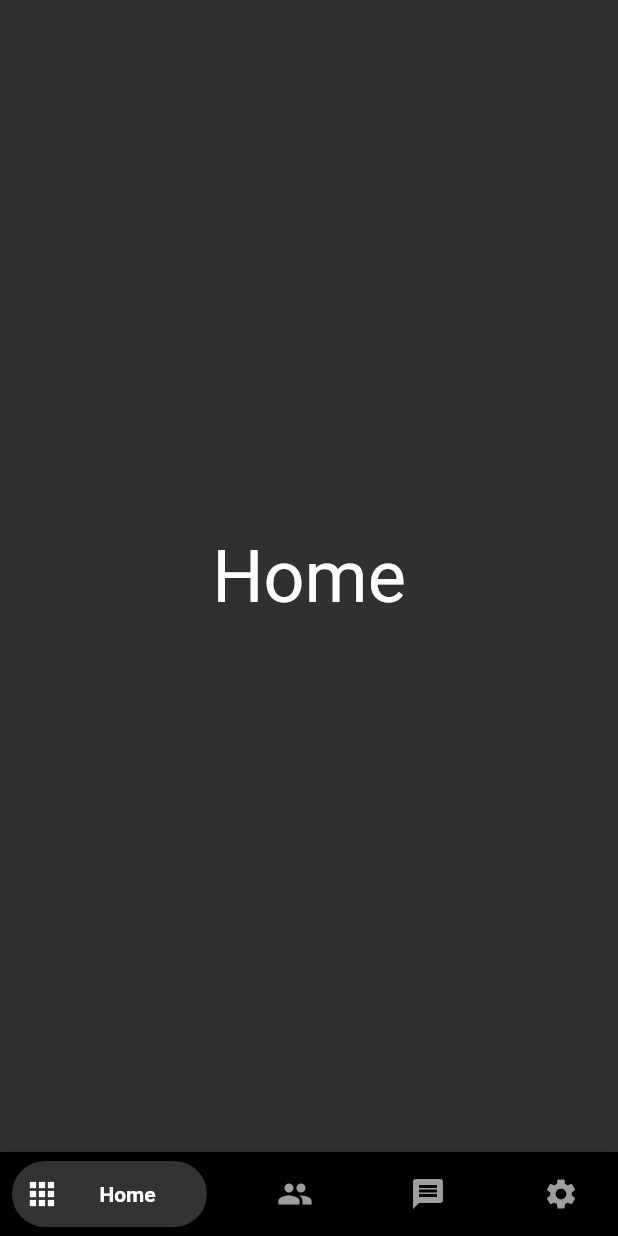
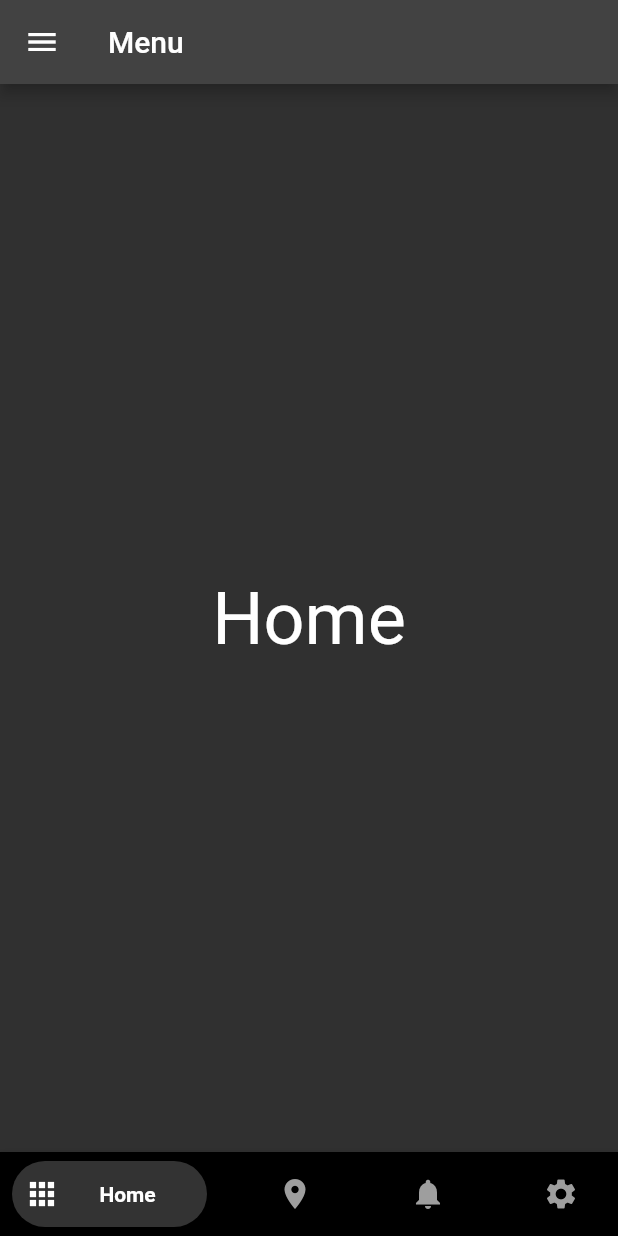
Before and after one commit to ImJimmyXD/proiect_dac, a Flutter app: the screen it shows after launch, on a phone screen of 412 x 824 dp. Run offline on Flutter 3.47's test engine with Material 2 defaults, Android fonts, the phone set to English and light mode, and no system bars; drawn by our look-alikes of bottom_navy_bar; our stand-ins replace flutter_map, geolocator, latlong2, wakelock.

Commit message:
ui + added map TODO: add current location

```diff
--- a/lib/main.dart
+++ b/lib/main.dart
@@ -1,16 +1,18 @@
 import 'package:flutter/material.dart';
 import 'package:proiect_dac/myapp/home_screen/home_page.dart';
+import 'package:wakelock/wakelock.dart';
 
-void main() => runApp(MyApp());
+void main() => runApp(const MyApp());
 
 class MyApp extends StatelessWidget {
   const MyApp({Key? key}) : super(key: key);
 
   @override
   Widget build(BuildContext context) {
+    Wakelock.enable();
     return MaterialApp(
       theme: ThemeData.dark(),
-      // home: const HomeScreen(),
+      // home: const MyHomePage(),
       home: const HomePage(),
     );
   }
--- a/lib/myapp/home_screen/home_page.dart
+++ b/lib/myapp/home_screen/home_page.dart
@@ -2,9 +2,9 @@ import 'package:bottom_navy_bar/bottom_navy_bar.dart';
 import 'package:flutter/cupertino.dart';
 import 'package:flutter/material.dart';
 import 'package:proiect_dac/myapp/home_screen/pages/home_page.dart';
+import 'package:proiect_dac/myapp/home_screen/pages/map_page.dart';
 import 'package:proiect_dac/myapp/home_screen/pages/messages_page.dart';
 import 'package:proiect_dac/myapp/home_screen/pages/settings_page.dart';
-import 'package:proiect_dac/myapp/home_screen/pages/users_page.dart';
 
 class HomePage extends StatefulWidget {
   const HomePage({Key? key}) : super(key: key);
@@ -19,8 +19,73 @@ class _HomePageState extends State<HomePage> {
   @override
   Widget build(BuildContext context) {
     return Scaffold(
+      appBar: AppBar(
+        title: const Text('Menu'),
+      ),
       body: buildPages(),
       bottomNavigationBar: buildBottomNavigationBar(),
+      drawer: SizedBox(
+        width: MediaQuery.of(context).size.width * 0.75,
+        child: Drawer(
+          child: ListView(
+            padding: EdgeInsets.zero,
+            children: <Widget>[
+              const UserAccountsDrawerHeader(
+                accountName: Text("Mona"),
+                accountEmail: Text("MonaLisa@gmail.com"),
+                decoration: BoxDecoration(color: Colors.black),
+                currentAccountPicture: CircleAvatar(
+                  radius: 50.0,
+                  backgroundColor: Color(0xFF778899),
+                  backgroundImage:
+                      NetworkImage("http://tineye.com/images/widgets/mona.jpg"),
+                ),
+              ),
+              // const DrawerHeader(
+              //   child: Text('Menu'),
+              //   decoration: BoxDecoration(
+              //     color: Colors.blue,
+              //   ),
+              // ),
+              ListTile(
+                leading: const Icon(
+                  Icons.account_box,
+                ),
+                title: const Text(
+                  'Account',
+                ),
+                onTap: () {
+                  // Update the state of the app.
+                  // ...
+                },
+              ),
+              ListTile(
+                leading: const Icon(
+                  Icons.settings,
+                ),
+                title: const Text(
+                  'Settings',
+                ),
+                onTap: () {
+                  // Update the state of the app.
+                  // ...
+                },
+              ),
+              ListTile(
+                leading: const Icon(
+                  // Icons.add_shopping_cart,
+                  Icons.local_grocery_store,
+                ),
+                title: const Text('Remove Adds'),
+                onTap: () {
+                  // Update the state of the app.
+                  // ...
+                },
+              ),
+            ],
+          ),
+        ),
+      ),
     );
   }
 
@@ -33,8 +98,8 @@ class _HomePageState extends State<HomePage> {
       );
 
   Widget buildBottomNavigationBar() {
-    final inactiveColor = Colors.grey;
-    final activeColor = Colors.white;
+    const inactiveColor = Colors.grey;
+    const activeColor = Colors.white;
     return BottomNavyBar(
       backgroundColor: Colors.black,
       selectedIndex: index,
@@ -48,15 +113,15 @@ class _HomePageState extends State<HomePage> {
           activeColor: activeColor,
         ),
         BottomNavyBarItem(
-          icon: const Icon(Icons.people),
-          title: const Text('Users'),
+          icon: const Icon(Icons.location_on_sharp),
+          title: const Text('Map'),
           textAlign: TextAlign.center,
           inactiveColor: inactiveColor,
           activeColor: activeColor,
         ),
         BottomNavyBarItem(
-          icon: const Icon(Icons.message),
-          title: const Text('Messages'),
+          icon: const Icon(Icons.notifications),
+          title: const Text('Notifications'),
           textAlign: TextAlign.center,
           inactiveColor: inactiveColor,
           activeColor: activeColor,
@@ -77,7 +142,7 @@ class _HomePageState extends State<HomePage> {
       case 0:
         return const MyHomePage();
       case 1:
-        return const UsersPage();
+        return const MapPage();
       case 2:
         return const MessagesPage();
       case 3:
--- a/lib/myapp/home_screen/my_home_page.dart
+++ b/lib/myapp/home_screen/my_home_page.dart
@@ -180,6 +180,7 @@ class CircularButton extends StatelessWidget {
   final Icon icon;
   final VoidCallback onClick;
 
+  // ignore: use_key_in_widget_constructors
   const CircularButton(
       {required this.color,
       required this.width,
--- a/pubspec.yaml
+++ b/pubspec.yaml
@@ -35,6 +35,12 @@ dependencies:
   # Use with the CupertinoIcons class for iOS style icons.
   cupertino_icons: ^1.0.2
   bottom_navy_bar: ^6.0.0
+  wakelock: ^0.5.6
+  flutter_map: ^0.13.1
+  latlong: ^0.6.1
+  latlong2: ^0.8.1
+  geolocator: ^7.7.1
+  get: ^4.3.8
 
 dev_dependencies:
   flutter_test:
```
Also changed, not shown: lib/myapp/home_screen/pages/map_page.dart (added, +92 -0 lines), 2 other files.
